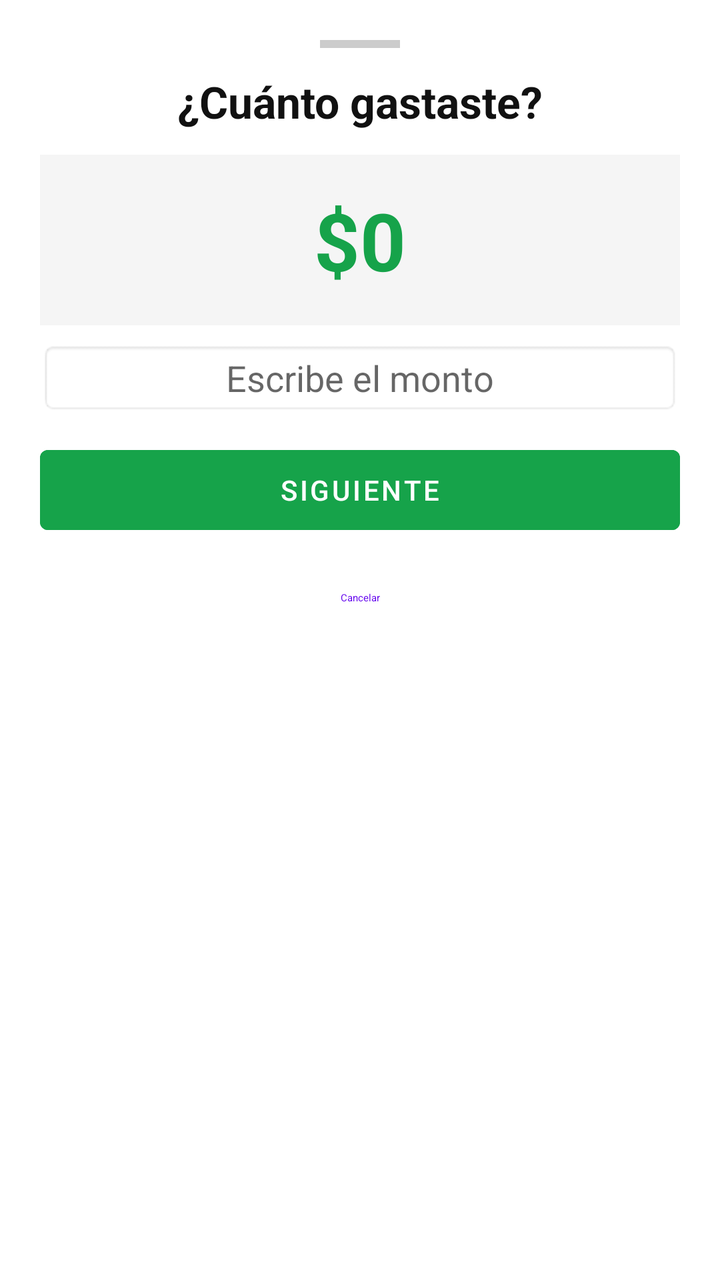
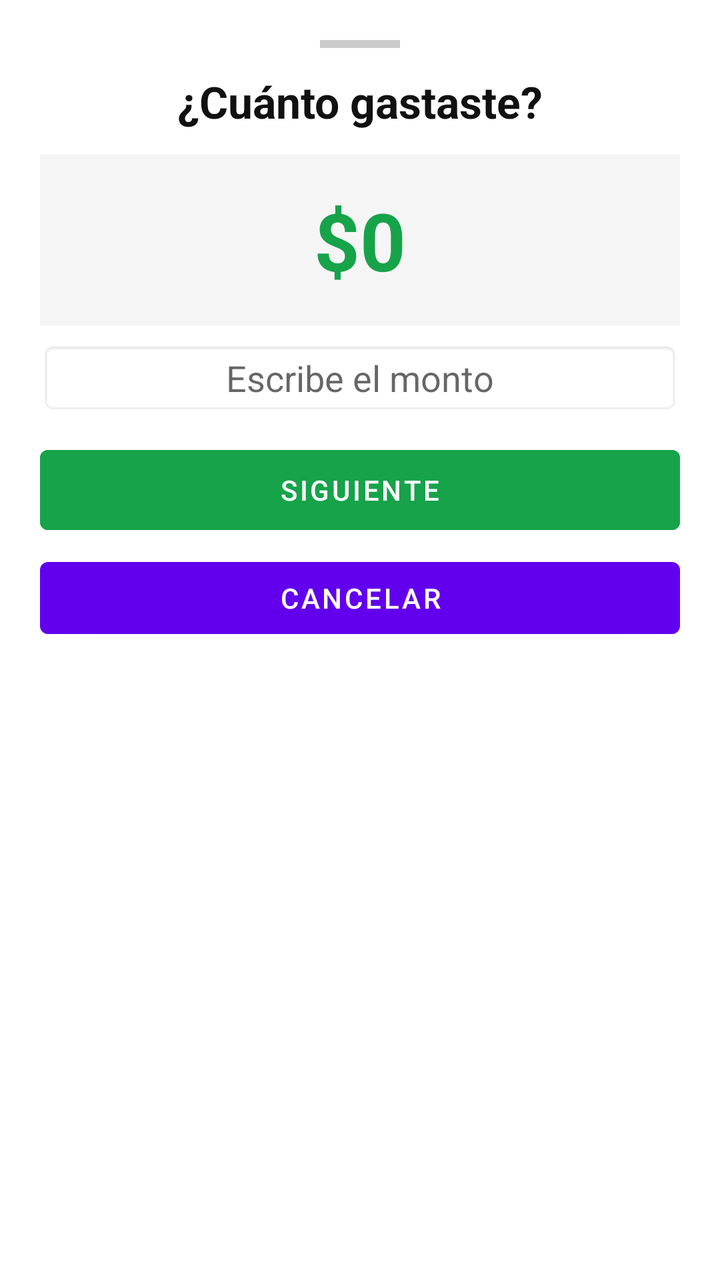

An Android layout rendered at two revisions. The XML below is the earlier revision; the diff shows what the commit changed to produce the second picture.
<!-- AndroidManifest.xml: fallback theme Theme.MaterialComponents.DayNight.NoActionBar -->
<!-- res/layout/overlay_expense.xml -->
<?xml version="1.0" encoding="utf-8"?>
<LinearLayout xmlns:android="http://schemas.android.com/apk/res/android"
    xmlns:app="http://schemas.android.com/apk/res-auto"
    android:layout_width="match_parent"
    android:layout_height="wrap_content"
    android:orientation="vertical"
    android:padding="20dp"
    android:background="@android:color/white"
    android:elevation="8dp">

    
    <View
        android:layout_width="40dp"
        android:layout_height="4dp"
        android:layout_gravity="center"
        android:layout_marginBottom="12dp"
        android:background="#CCCCCC" />

    <TextView
        android:id="@+id/tvTitle"
        android:layout_width="match_parent"
        android:layout_height="wrap_content"
        android:text="¿Cuánto gastaste?"
        android:textSize="22sp"
        android:textStyle="bold"
        android:gravity="center"
        android:textColor="#111111" />

    <TextView
        android:id="@+id/tvDisplay"
        android:layout_width="match_parent"
        android:layout_height="wrap_content"
        android:layout_marginTop="12dp"
        android:padding="16dp"
        android:text="$0"
        android:textSize="40sp"
        android:textStyle="bold"
        android:gravity="center"
        android:textColor="#16A34A"
        android:background="#F5F5F5" />

    <EditText
        android:id="@+id/etAmount"
        android:layout_width="match_parent"
        android:layout_height="wrap_content"
        android:layout_marginTop="8dp"
        android:hint="Escribe el monto"
        android:inputType="numberDecimal"
        android:textSize="18sp"
        android:gravity="center"
        android:imeOptions="actionNext"
        android:background="@android:drawable/editbox_background" />

    <Button
        android:id="@+id/btnNext"
        android:layout_width="match_parent"
        android:layout_height="52dp"
        android:layout_marginTop="12dp"
        android:text="Siguiente"
        android:enabled="false"
        android:backgroundTint="#16A34A"
        android:textColor="#FFFFFF" />

    <Button
        android:id="@+id/btnCancel"
        style="@style/Widget.Material3.Button.TextButton"
        android:layout_width="match_parent"
        android:layout_height="wrap_content"
        android:layout_marginTop="4dp"
        android:text="Cancelar" />

</LinearLayout>
<!-- resources referenced by this layout -->
<resources>

</resources>

<!-- the commit's change to res/layout/overlay_expense.xml (unified diff, before → after) -->
@@ -63,7 +63,7 @@
 
     <Button
         android:id="@+id/btnCancel"
-        style="@style/Widget.Material3.Button.TextButton"
+        style="@android:style/Widget.Button.Borderless"
         android:layout_width="match_parent"
         android:layout_height="wrap_content"
         android:layout_marginTop="4dp"
